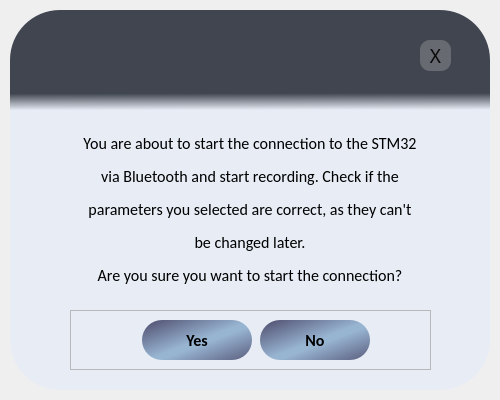
jelence1/zavrsni-rad, file BlueSTSDK_Python/blue_st_examples/ui_files/connect_popup.ui: the form before one commit.
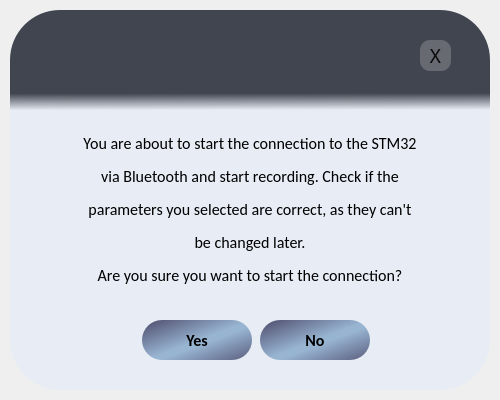
The form after the commit.

Diff of the .ui file:
```diff
--- a/BlueSTSDK_Python/blue_st_examples/ui_files/connect_popup.ui
+++ b/BlueSTSDK_Python/blue_st_examples/ui_files/connect_popup.ui
@@ -175,10 +175,7 @@
 }</string>
     </property>
     <property name="frameShape">
-     <enum>QFrame::StyledPanel</enum>
-    </property>
-    <property name="frameShadow">
-     <enum>QFrame::Raised</enum>
+     <enum>QFrame::NoFrame</enum>
     </property>
     <widget class="QPushButton" name="pushNo">
      <property name="geometry">
```
